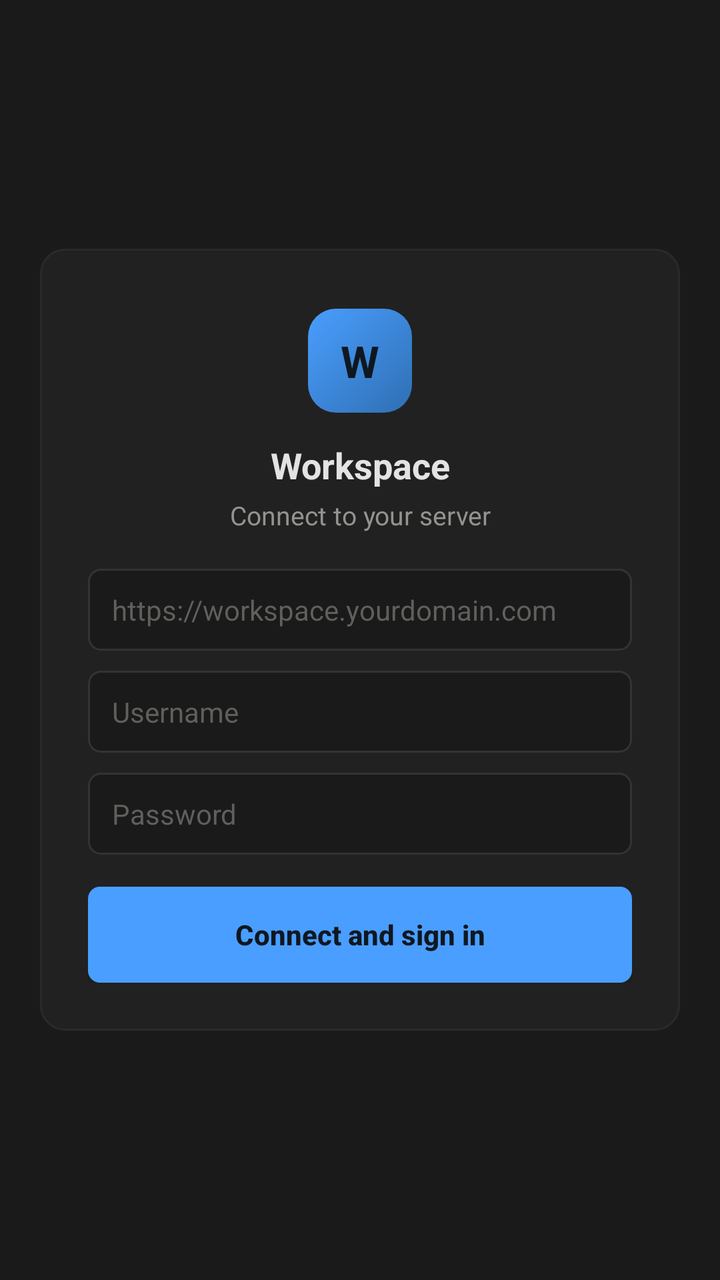
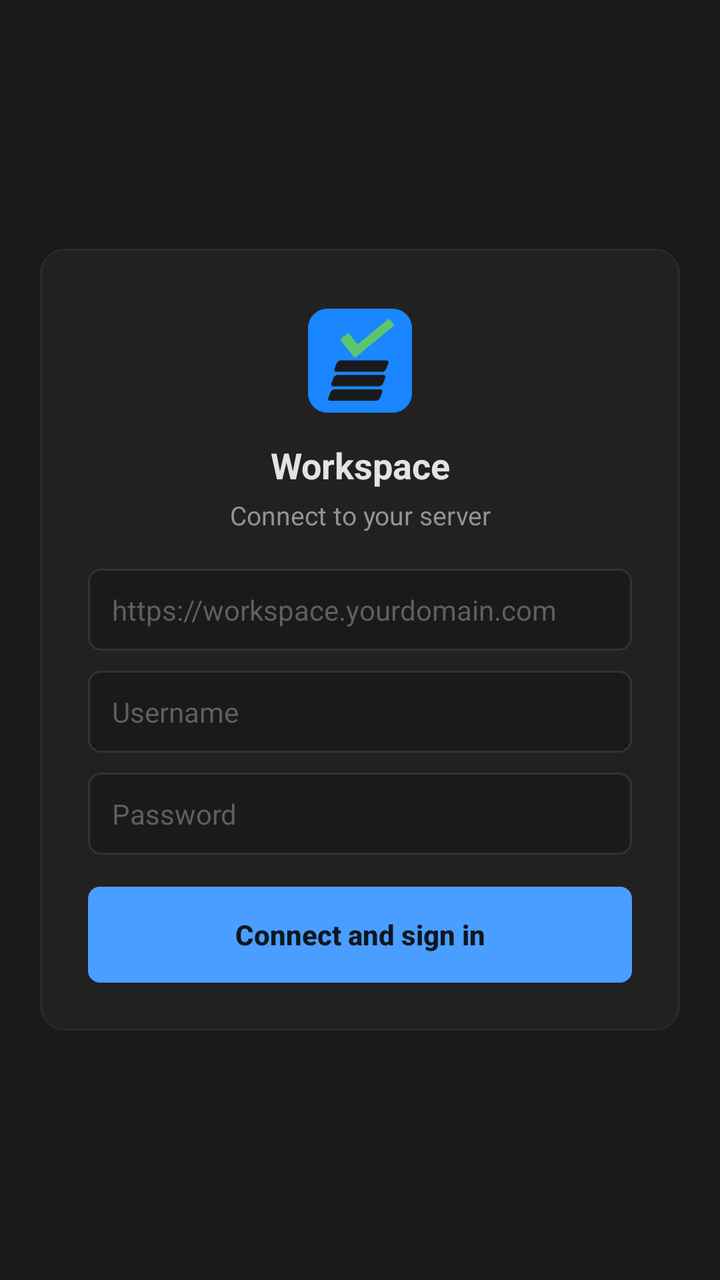

The first picture is an Android layout as it rendered before a commit; the second is the same layout after the commit. The layout source and the unified diff follow.
<!-- AndroidManifest.xml: application theme Theme.AppCompat.DayNight.NoActionBar -->
<!-- res/layout/activity_settings.xml -->
<?xml version="1.0" encoding="utf-8"?>
<ScrollView xmlns:android="http://schemas.android.com/apk/res/android"
    android:layout_width="match_parent"
    android:layout_height="match_parent"
    android:fillViewport="true"
    android:background="@color/bg_app">

    <LinearLayout
        android:layout_width="match_parent"
        android:layout_height="match_parent"
        android:orientation="vertical"
        android:gravity="center"
        android:padding="16dp">

        
        <LinearLayout
            android:layout_width="320dp"
            android:layout_height="wrap_content"
            android:orientation="vertical"
            android:background="@drawable/login_card_bg"
            android:paddingLeft="24dp"
            android:paddingRight="24dp"
            android:paddingTop="30dp"
            android:paddingBottom="24dp">

            <TextView
                android:layout_width="52dp"
                android:layout_height="52dp"
                android:layout_gravity="center_horizontal"
                android:layout_marginBottom="14dp"
                android:background="@drawable/login_logo_bg"
                android:gravity="center"
                android:text="W"
                android:textColor="@color/on_accent"
                android:textSize="22sp"
                android:textStyle="bold" />

            <TextView
                android:layout_width="match_parent"
                android:layout_height="wrap_content"
                android:gravity="center_horizontal"
                android:text="@string/app_name"
                android:textColor="@color/text"
                android:textSize="18sp"
                android:textStyle="bold" />

            <TextView
                android:layout_width="match_parent"
                android:layout_height="wrap_content"
                android:layout_marginTop="4dp"
                android:layout_marginBottom="18dp"
                android:gravity="center_horizontal"
                android:text="@string/settings_title"
                android:textColor="@color/text_muted"
                android:textSize="13sp" />

            <EditText
                android:id="@+id/serverUrlInput"
                android:layout_width="match_parent"
                android:layout_height="wrap_content"
                android:layout_marginBottom="10dp"
                android:background="@drawable/input_bg"
                android:hint="@string/settings_url_hint"
                android:inputType="textUri"
                android:paddingLeft="12dp"
                android:paddingRight="12dp"
                android:paddingTop="11dp"
                android:paddingBottom="11dp"
                android:singleLine="true"
                android:textColor="@color/text"
                android:textColorHint="@color/text_faint"
                android:textSize="14sp"
                android:importantForAutofill="no" />

            <EditText
                android:id="@+id/usernameInput"
                android:layout_width="match_parent"
                android:layout_height="wrap_content"
                android:layout_marginBottom="10dp"
                android:autofillHints="username"
                android:background="@drawable/input_bg"
                android:hint="@string/settings_username_hint"
                android:inputType="text"
                android:paddingLeft="12dp"
                android:paddingRight="12dp"
                android:paddingTop="11dp"
                android:paddingBottom="11dp"
                android:singleLine="true"
                android:textColor="@color/text"
                android:textColorHint="@color/text_faint"
                android:textSize="14sp" />

            <EditText
                android:id="@+id/passwordInput"
                android:layout_width="match_parent"
                android:layout_height="wrap_content"
                android:layout_marginBottom="16dp"
                android:autofillHints="password"
                android:background="@drawable/input_bg"
                android:hint="@string/settings_password_hint"
                android:inputType="textPassword"
                android:paddingLeft="12dp"
                android:paddingRight="12dp"
                android:paddingTop="11dp"
                android:paddingBottom="11dp"
                android:singleLine="true"
                android:textColor="@color/text"
                android:textColorHint="@color/text_faint"
                android:textSize="14sp" />

            <Button
                android:id="@+id/saveButton"
                android:layout_width="match_parent"
                android:layout_height="wrap_content"
                android:background="@drawable/button_bg"
                android:paddingTop="11dp"
                android:paddingBottom="11dp"
                android:text="@string/settings_save"
                android:textAllCaps="false"
                android:textColor="@color/on_accent"
                android:textSize="14sp"
                android:textStyle="bold" />

            <TextView
                android:id="@+id/errorText"
                android:layout_width="match_parent"
                android:layout_height="wrap_content"
                android:layout_marginTop="10dp"
                android:gravity="center_horizontal"
                android:textColor="@color/danger"
                android:textSize="12sp"
                android:visibility="gone" />

        </LinearLayout>
    </LinearLayout>
</ScrollView>
<!-- resources referenced by this layout -->
<resources>
  <color name="bg_app">#1a1a1a</color>
  <color name="danger">#e5686c</color>
  <color name="on_accent">#0f1720</color>
  <color name="text">#e3e3e3</color>
  <color name="text_faint">#5f5f5c</color>
  <color name="text_muted">#93938f</color>
  <!-- drawable button_bg (drawable) -->
  <?xml version="1.0" encoding="utf-8"?>
  <selector xmlns:android="http://schemas.android.com/apk/res/android">
      <item android:state_pressed="true" android:drawable="@drawable/button_bg_pressed" />
      <item android:drawable="@drawable/button_bg_normal" />
  </selector>
  <!-- drawable input_bg (drawable) -->
  <?xml version="1.0" encoding="utf-8"?>
  <selector xmlns:android="http://schemas.android.com/apk/res/android">
      <item android:state_focused="true" android:drawable="@drawable/input_bg_focused" />
      <item android:drawable="@drawable/input_bg_normal" />
  </selector>
  <!-- drawable login_card_bg (drawable) -->
  <?xml version="1.0" encoding="utf-8"?>
  <shape xmlns:android="http://schemas.android.com/apk/res/android" android:shape="rectangle">
      <solid android:color="@color/bg_panel" />
      <stroke android:width="1dp" android:color="@color/border_soft" />
      <corners android:radius="12dp" />
  </shape>
  <!-- drawable login_logo_bg (drawable) -->
  <?xml version="1.0" encoding="utf-8"?>
  <shape xmlns:android="http://schemas.android.com/apk/res/android" android:shape="rectangle">
      <gradient
          android:type="linear"
          android:angle="315"
          android:startColor="@color/accent"
          android:endColor="@color/accent_dim" />
      <corners android:radius="14dp" />
  </shape>
  <string name="app_name">Workspace</string>
  <string name="settings_password_hint">Password</string>
  <string name="settings_save">Connect and sign in</string>
  <string name="settings_title">Connect to your server</string>
  <string name="settings_url_hint">https://workspace.yourdomain.com</string>
  <string name="settings_username_hint">Username</string>
  <!-- drawable button_bg_pressed (drawable) -->
  <?xml version="1.0" encoding="utf-8"?>
  <shape xmlns:android="http://schemas.android.com/apk/res/android" android:shape="rectangle">
      <solid android:color="@color/accent_hover" />
      <corners android:radius="6dp" />
  </shape>
  <!-- drawable button_bg_normal (drawable) -->
  <?xml version="1.0" encoding="utf-8"?>
  <shape xmlns:android="http://schemas.android.com/apk/res/android" android:shape="rectangle">
      <solid android:color="@color/accent" />
      <corners android:radius="6dp" />
  </shape>
  <!-- drawable input_bg_focused (drawable) -->
  <?xml version="1.0" encoding="utf-8"?>
  <shape xmlns:android="http://schemas.android.com/apk/res/android" android:shape="rectangle">
      <solid android:color="@color/bg_app" />
      <stroke android:width="2dp" android:color="@color/accent" />
      <corners android:radius="6dp" />
  </shape>
  <!-- drawable input_bg_normal (drawable) -->
  <?xml version="1.0" encoding="utf-8"?>
  <shape xmlns:android="http://schemas.android.com/apk/res/android" android:shape="rectangle">
      <solid android:color="@color/bg_app" />
      <stroke android:width="1dp" android:color="@color/border" />
      <corners android:radius="6dp" />
  </shape>
  <color name="bg_panel">#212121</color>
  <color name="border_soft">#2a2a2a</color>
  <color name="accent">#4a9eff</color>
  <color name="accent_dim">#2f6fb3</color>
  <color name="accent_hover">#63acff</color>
  <color name="border">#333333</color>
</resources>

<!-- the commit's change to res/layout/activity_settings.xml (unified diff, before → after) -->
@@ -23,17 +23,13 @@
             android:paddingTop="30dp"
             android:paddingBottom="24dp">
 
-            <TextView
+            <ImageView
                 android:layout_width="52dp"
                 android:layout_height="52dp"
                 android:layout_gravity="center_horizontal"
                 android:layout_marginBottom="14dp"
-                android:background="@drawable/login_logo_bg"
-                android:gravity="center"
-                android:text="W"
-                android:textColor="@color/on_accent"
-                android:textSize="22sp"
-                android:textStyle="bold" />
+                android:src="@drawable/logo"
+                android:contentDescription="@string/app_name" />
 
             <TextView
                 android:layout_width="match_parent"
<!-- resource entries referenced after the edit -->
@@ -25,16 +25,7 @@
       <stroke android:width="1dp" android:color="@color/border_soft" />
       <corners android:radius="12dp" />
   </shape>
-  <!-- drawable login_logo_bg (drawable) -->
-  <?xml version="1.0" encoding="utf-8"?>
-  <shape xmlns:android="http://schemas.android.com/apk/res/android" android:shape="rectangle">
-      <gradient
-          android:type="linear"
-          android:angle="315"
-          android:startColor="@color/accent"
-          android:endColor="@color/accent_dim" />
-      <corners android:radius="14dp" />
-  </shape>
+  <!-- drawable logo: png bitmap (drawable-nodpi, 4948 bytes) -->
   <string name="app_name">Workspace</string>
   <string name="settings_password_hint">Password</string>
   <string name="settings_save">Connect and sign in</string>
@@ -70,7 +61,6 @@
   <color name="bg_panel">#212121</color>
   <color name="border_soft">#2a2a2a</color>
   <color name="accent">#4a9eff</color>
-  <color name="accent_dim">#2f6fb3</color>
   <color name="accent_hover">#63acff</color>
   <color name="border">#333333</color>
 </resources>
